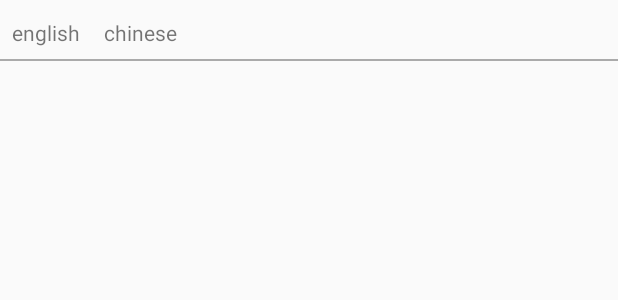
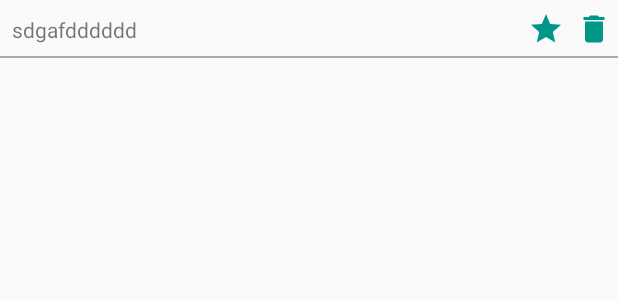
Before and after one commit to HIjack2015/KaoYanDanci, an Android app: the layout layout_word_brief.xml on its own in the app's theme, with its tools: preview values and no code run, on a phone screen of 412 x 824 dp. Shown: the top 300 px of the screen. Run offline under Robolectric (Android 15) with nearby library versions, the phone set to English and light mode, and no system bars.

Commit message:
写了一半单词批量编辑.

```diff
--- a/app/src/main/java/cn/jk/kaoyandanci/ui/activity/MainActivity.java
+++ b/app/src/main/java/cn/jk/kaoyandanci/ui/activity/MainActivity.java
@@ -28,6 +28,7 @@ import cn.jk.kaoyandanci.util.Constant;
 
 public class MainActivity extends BaseActivity {
 
+    public static boolean DATA_CHANGED = false;
     @BindView(R.id.main_content)
     FrameLayout mainContent;
     @BindView(R.id.navigation)
@@ -128,7 +129,7 @@ public class MainActivity extends BaseActivity {
     @Override
     public void onResume() {
         super.onResume();
-        if (Constant.DATA_CHANGED) {
+        if (DATA_CHANGED) {
             homeFragment.refresh();
             reviewFragment.refresh();
         }
--- a/app/src/main/java/cn/jk/kaoyandanci/ui/activity/MyWordListActivity.java
+++ b/app/src/main/java/cn/jk/kaoyandanci/ui/activity/MyWordListActivity.java
@@ -77,6 +77,7 @@ public class MyWordListActivity extends BaseActivity {
         wordRcy.setHasFixedSize(true);
         wordRcy.setLayoutManager(new LinearLayoutManager(context));
         wordRcy.setAdapter(wordListAdapter);
+
         wordListAdapter.notifyDataSetChanged();
         LinearLayoutManager layoutManager = ((LinearLayoutManager) wordRcy.getLayoutManager());
         layoutManager.scrollToPosition(currentPosition);
--- a/app/src/main/java/cn/jk/kaoyandanci/ui/fragment/HomeFragment.java
+++ b/app/src/main/java/cn/jk/kaoyandanci/ui/fragment/HomeFragment.java
@@ -78,9 +78,9 @@ public class HomeFragment extends Fragment {
     public void onHiddenChanged(boolean hidden) {
         super.onHiddenChanged(hidden);
         if (!hidden) {
-            if (Constant.DATA_CHANGED) {
+            if (MainActivity.DATA_CHANGED) {
                 drawPi();
-                Constant.DATA_CHANGED = false;
+                MainActivity.DATA_CHANGED = false;
             }
         }
     }
--- a/app/src/main/java/cn/jk/kaoyandanci/util/Constant.java
+++ b/app/src/main/java/cn/jk/kaoyandanci/util/Constant.java
@@ -63,7 +63,7 @@ public class Constant {
     public static final String NEED_LEARN = "NEED_LEARN";
 
     public static String FIRST_OPEN = "firstOpen";
-    public static boolean DATA_CHANGED = false;
+
     public static int nextDelay = 1500;
     public static int allWordCount = 5492;
     public static int PLAN_LEARN_NO = 10;
--- /dev/null
+++ b/app/src/main/res/drawable-xxhdpi/ic_delete_blue_24dp.xml
@@ -0,0 +1,9 @@
+<vector xmlns:android="http://schemas.android.com/apk/res/android"
+        android:width="24dp"
+        android:height="24dp"
+        android:viewportHeight="24.0"
+        android:viewportWidth="24.0">
+    <path
+        android:fillColor="#ff009688"
+        android:pathData="M6,19c0,1.1 0.9,2 2,2h8c1.1,0 2,-0.9 2,-2V7H6v12zM19,4h-3.5l-1,-1h-5l-1,1H5v2h14V4z"/>
+</vector>
--- a/app/src/main/res/layout/layout_word_brief.xml
+++ b/app/src/main/res/layout/layout_word_brief.xml
@@ -1,30 +1,49 @@
 <?xml version="1.0" encoding="utf-8"?>
 <LinearLayout xmlns:android="http://schemas.android.com/apk/res/android"
-    android:layout_width="match_parent"
-    android:layout_height="wrap_content"
-    android:layout_marginTop="4dp"
-    android:orientation="vertical">
+              xmlns:tools="http://schemas.android.com/tools"
+              android:layout_width="match_parent"
+              android:layout_height="wrap_content"
+              android:background="?attr/selectableItemBackground"
+              android:orientation="vertical"
+              android:paddingBottom="2dp"
+              android:paddingTop="2dp">
 
     <LinearLayout
         android:layout_width="match_parent"
         android:layout_height="wrap_content"
-        android:clickable="true"
         android:orientation="horizontal">
 
         <TextView
+            android:layout_gravity="center"
             android:id="@+id/englishTxt"
             android:layout_width="wrap_content"
             android:layout_height="wrap_content"
             android:padding="8dp"
-            android:text="english" />
+            tools:text="sdgafdddddd"/>
 
         <TextView
             android:id="@+id/chineseTxt"
             android:layout_width="wrap_content"
             android:layout_height="wrap_content"
             android:padding="8dp"
-            android:text="chinese" />
+            android:layout_weight="1"
+            />
 
+        <cn.jk.kaoyandanci.util.ShadowImageView
+            android:id="@+id/collect_btn"
+            android:layout_width="32dp"
+            android:layout_height="32dp"
+            android:layout_gravity="center"
+            android:padding="4dp"
+            android:src="@drawable/blue_star"/>
+
+        <cn.jk.kaoyandanci.util.ShadowImageView
+            android:id="@+id/delete_btn"
+            android:layout_width="32dp"
+            android:layout_height="32dp"
+            android:layout_gravity="center"
+            android:padding="4dp"
+            android:src="@drawable/ic_delete_blue_24dp"/>
     </LinearLayout>
 
     <View
--- a/app/src/main/res/values/styles.xml
+++ b/app/src/main/res/values/styles.xml
@@ -61,6 +61,7 @@
     </style>
 
     <style name="aboutTextStyle">
+        <item name="android:background">?android:selectableItemBackground</item>
         <item name="android:layout_marginLeft">8dp</item>
         <item name="android:textSize">18sp</item>
         <item name="android:ellipsize">marquee</item>
--- a/build.gradle
+++ b/build.gradle
@@ -35,8 +35,8 @@ ext {
     min_sdk_version = 16
     target_sdk_version = 27
 
-    version_code = 9
-    version_name = '1.8'
+    version_code = 10
+    version_name = '2.0'
 
     // App dependencies
     support_version = '27.1.1'
```
Also changed, not shown: app/src/main/java/cn/jk/kaoyandanci/model/WordList.java (+4 -4 lines), app/src/main/java/cn/jk/kaoyandanci/ui/activity/WordListActivity.java (+37 -6 lines), app/src/main/java/cn/jk/kaoyandanci/ui/adapter/WordListAdapter.java (+47 -2 lines), app/src/main/java/cn/jk/kaoyandanci/ui/fragment/AdvanceSettingFragment.java (+5 -4 lines), app/src/main/java/cn/jk/kaoyandanci/util/ButterKnifeBindViewConstructor.java (deleted, +0 -77 lines), app/src/main/java/cn/jk/kaoyandanci/util/ShadowImageView.java (added, +66 -0 lines), app/src/main/res/menu/menu_word_list.xml (+8 -2 lines), 5 other files.
